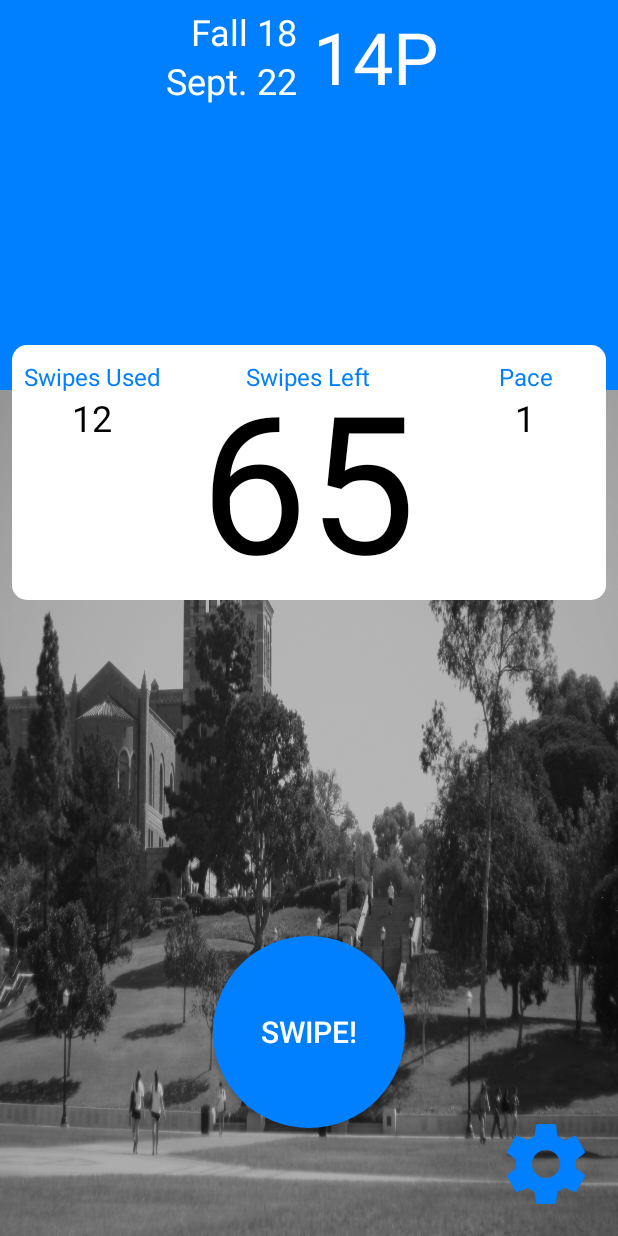
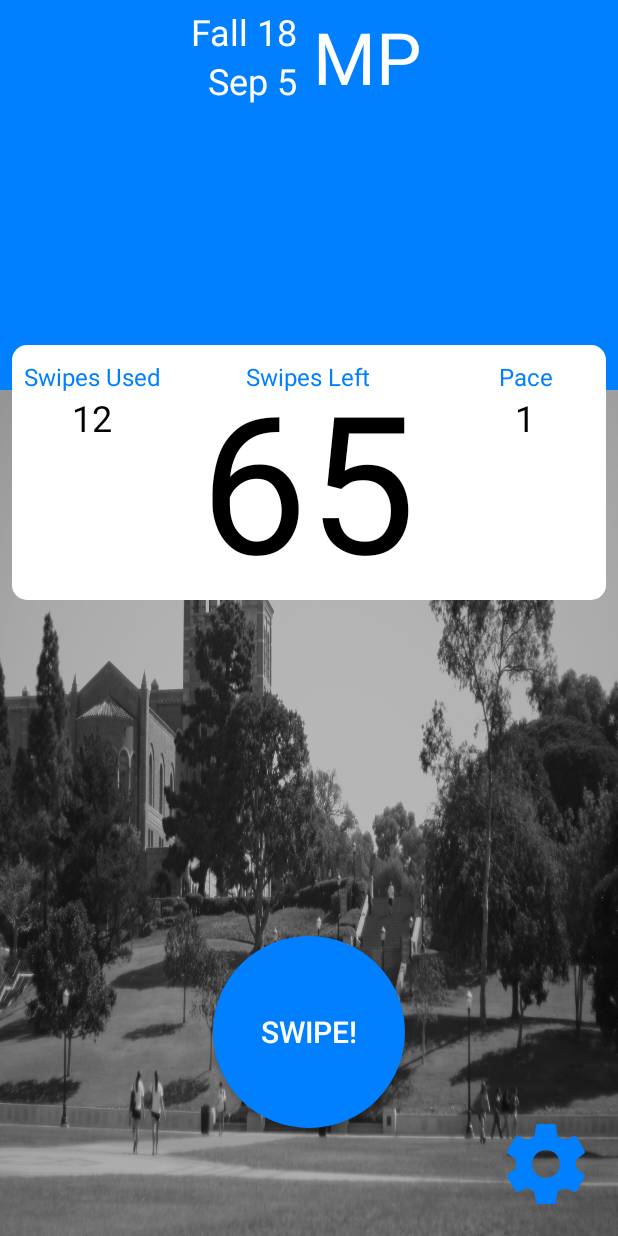
Before and after one commit to ncerdan/MySwipes, an Android app: the screen it shows after launch (MainActivity), on a phone screen of 412 x 824 dp. Run offline under Robolectric (Android 15) with nearby library versions, the phone set to English and light mode, and no system bars.

Commit message:
dynamic quarter and date

```diff
--- a/app/build.gradle
+++ b/app/build.gradle
@@ -9,6 +9,7 @@ android {
         versionCode 1
         versionName "1.0"
         testInstrumentationRunner "android.support.test.runner.AndroidJUnitRunner"
+        vectorDrawables.useSupportLibrary = true
     }
     buildTypes {
         release {
@@ -22,6 +23,8 @@ dependencies {
     implementation fileTree(dir: 'libs', include: ['*.jar'])
     implementation 'com.android.support:appcompat-v7:27.1.1'
     implementation 'com.android.support.constraint:constraint-layout:1.1.2'
+    implementation 'com.android.support:support-v4:27.1.1'
+    implementation 'com.android.support:support-vector-drawable:27.1.1'
     testImplementation 'junit:junit:4.12'
     androidTestImplementation 'com.android.support.test:runner:1.0.2'
     androidTestImplementation 'com.android.support.test.espresso:espresso-core:3.0.2'
--- a/app/src/main/AndroidManifest.xml
+++ b/app/src/main/AndroidManifest.xml
@@ -12,6 +12,7 @@
         <activity android:name=".MainActivity">
             <intent-filter>
                 <action android:name="android.intent.action.MAIN" />
+
                 <category android:name="android.intent.category.LAUNCHER" />
             </intent-filter>
         </activity>
--- a/app/src/main/java/com/nickcerdan/myswipes/MainActivity.java
+++ b/app/src/main/java/com/nickcerdan/myswipes/MainActivity.java
@@ -1,15 +1,77 @@
 package com.nickcerdan.myswipes;
 
+import android.content.Intent;
 import android.support.v7.app.AppCompatActivity;
 import android.os.Bundle;
+import android.view.View;
+import android.widget.Button;
+import android.widget.TextView;
+import java.text.SimpleDateFormat;
+import java.util.Calendar;
+import java.util.Date;
 
 public class MainActivity extends AppCompatActivity {
+
+    TextView dateText;
+    TextView quarterText;
+    Button swipeButton;
+    Button settingsButton;
+    int swipes;
 
     @Override
     protected void onCreate(Bundle savedInstanceState) {
         super.onCreate(savedInstanceState);
         setContentView(R.layout.activity_main);
 
+        //set date
+        Date currentDate = Calendar.getInstance().getTime();
+        SimpleDateFormat formatter = new SimpleDateFormat("MMM d");
+        String dateString = formatter.format(currentDate);
+
+        dateText = (TextView) findViewById(R.id.dateText);
+        dateText.setText(dateString);
+
+        //set quarter
+        Date endOfFall18 = new Date(2018, 12, 14);
+        Date endOfWinter19 = new Date(2019, 3, 22);
+        Date endOfSpring19 = new Date(2019, 6, 14);
+
+        String quarterString;
+        if (currentDate.compareTo(endOfFall18) <= 0) {
+            quarterString = "Fall 18";
+        } else if (currentDate.compareTo(endOfWinter19) <= 0) {
+            quarterString = "Winter 19";
+        } else if (currentDate.compareTo(endOfSpring19) <= 0) {
+            quarterString = "Spring 19";
+        } else {
+            quarterString = "ERROR";
+        }
+
+        quarterText = (TextView) findViewById(R.id.quarterText);
+        quarterText.setText(quarterString);
+
+        //initialize buttons and set click listeners
+        swipeButton = (Button) findViewById(R.id.swipeBtn);
+        swipeButton.setOnClickListener(new View.OnClickListener() {
+            @Override
+            public void onClick(View v) {
+                swipe();
+            }
+        });
+
+        settingsButton = (Button) findViewById(R.id.settingsBtn);
+        settingsButton.setOnClickListener(new View.OnClickListener() {
+            @Override
+            public void onClick(View v) {
+
+            }
+        });
+
+
+    }
+
+    //handles when user taps swipe button
+    private void swipe() {
 
     }
 }
--- a/app/src/main/res/layout/activity_main.xml
+++ b/app/src/main/res/layout/activity_main.xml
@@ -40,38 +40,38 @@
                 android:id="@+id/quarterText"
                 android:layout_width="match_parent"
                 android:layout_height="wrap_content"
+                android:layout_marginEnd="5dp"
+                android:layout_marginRight="5dp"
                 android:layout_weight="1"
                 android:gravity="bottom|end"
-                android:text="@string/quarterText_fall_18"
+                android:text="--quarter--"
                 android:textColor="@color/white"
-                android:textSize="24sp"
-                android:layout_marginRight="5dp"
-                android:layout_marginEnd="5dp" />
+                android:textSize="24sp" />
 
             <TextView
                 android:id="@+id/dateText"
                 android:layout_width="match_parent"
                 android:layout_height="wrap_content"
+                android:layout_marginEnd="5dp"
+                android:layout_marginRight="5dp"
                 android:layout_weight="1"
                 android:gravity="top|end"
-                android:text="Sept. 22"
+                android:text="--DATE--"
                 android:textColor="@color/white"
-                android:textSize="24sp"
-                android:layout_marginRight="5dp"
-                android:layout_marginEnd="5dp" />
+                android:textSize="24sp" />
         </LinearLayout>
 
         <TextView
             android:id="@+id/mealPlanText"
             android:layout_width="0dp"
             android:layout_height="match_parent"
+            android:layout_marginLeft="5dp"
+            android:layout_marginStart="5dp"
             android:layout_weight="1"
             android:gravity="center|start"
-            android:text="@string/mealplan_14p"
+            android:text="MP"
             android:textColor="@color/white"
-            android:textSize="48sp"
-            android:layout_marginLeft="5dp"
-            android:layout_marginStart="5dp" />
+            android:textSize="48sp" />
     </LinearLayout>
 
     <LinearLayout
```
Also changed, not shown: app/src/main/res/values/strings.xml (+73 -13 lines).
